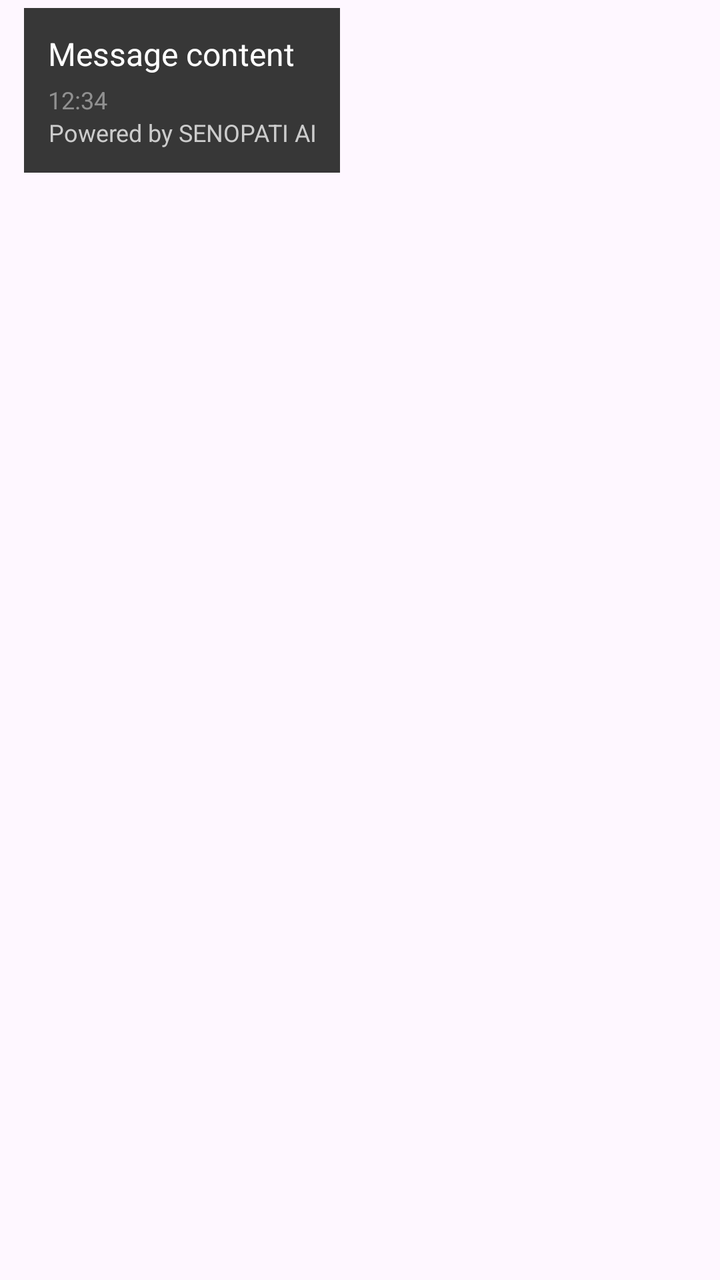
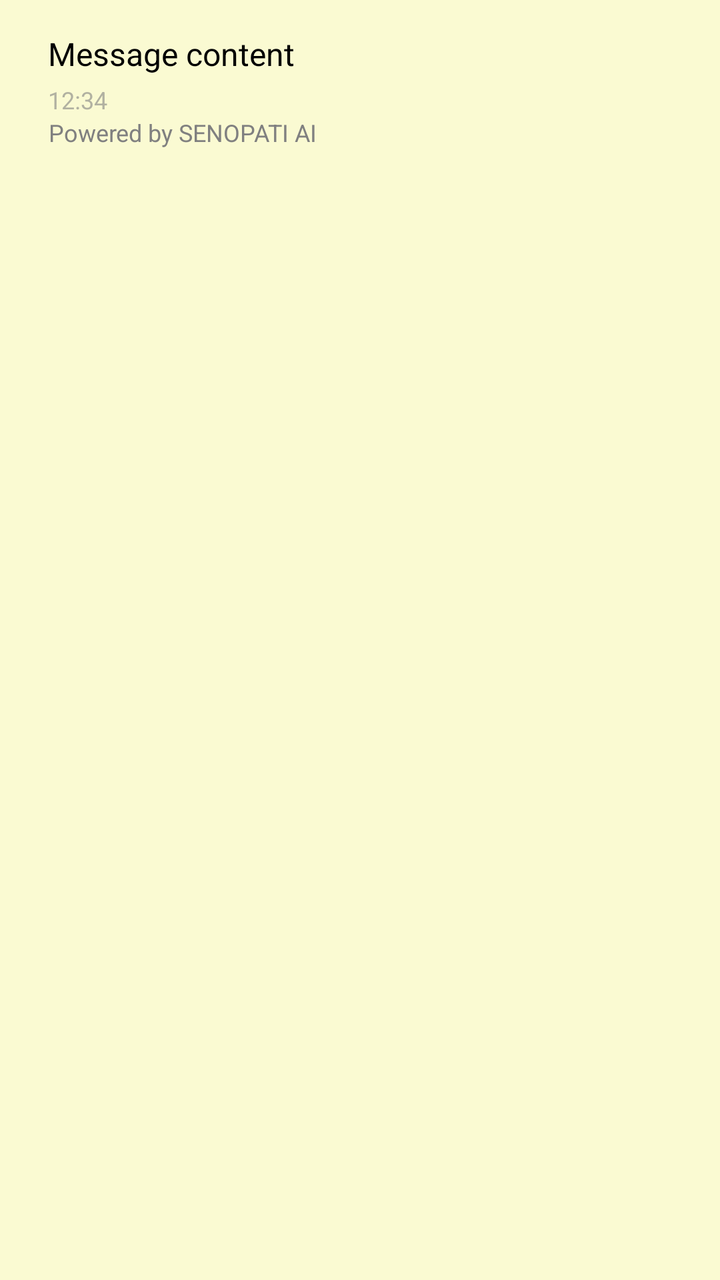

Two renders of the same Android screen: before a commit and after it. Below are the layout's source before the change and the commit's diff.
<!-- AndroidManifest.xml: application theme Theme.WardrobeDigital -->
<!-- res/layout/item_chat_message.xml -->
<?xml version="1.0" encoding="utf-8"?>
<LinearLayout xmlns:android="http://schemas.android.com/apk/res/android"
    android:layout_width="match_parent"
    android:layout_height="wrap_content"
    android:orientation="vertical"
    android:padding="4dp">

    <LinearLayout
        android:id="@+id/message_container"
        android:layout_width="wrap_content"
        android:layout_height="wrap_content"
        android:layout_marginStart="8dp"
        android:layout_marginEnd="8dp"
        android:maxWidth="280dp"
        android:orientation="vertical"
        android:background="#373737"
        android:padding="12dp">

        <TextView
            android:id="@+id/tv_message"
            android:layout_width="wrap_content"
            android:layout_height="wrap_content"
            android:text="Message content"
            android:textColor="@color/white"
            android:textSize="16sp" />

        

        <TextView
            android:id="@+id/tv_time"
            android:layout_width="wrap_content"
            android:layout_height="wrap_content"
            android:layout_marginTop="4dp"
            android:text="12:34"
            android:textSize="12sp"
            android:textColor="#CCCCCC"
            android:alpha="0.6" />

        <TextView
            android:id="@+id/tv_sponsor"
            android:layout_width="wrap_content"
            android:layout_height="wrap_content"
            android:textAlignment="center"
            android:text="Powered by SENOPATI AI"
            android:textColor="#CCCCCC"
            android:textSize="12sp" />

    </LinearLayout>

</LinearLayout>
<!-- resources referenced by this layout -->
<resources>
  <color name="white">#FFFFFFFF</color>
  <style name="Theme.WardrobeDigital" parent="Base.Theme.WardrobeDigital" />
  <style name="Base.Theme.WardrobeDigital" parent="Theme.Material3.DayNight">
          
          
      </style>
</resources>

<!-- the commit's change to res/layout/item_chat_message.xml (unified diff, before → after) -->
@@ -13,7 +13,6 @@
         android:layout_marginEnd="8dp"
         android:maxWidth="280dp"
         android:orientation="vertical"
-        android:background="#373737"
         android:padding="12dp">
 
         <TextView
@@ -21,7 +20,7 @@
             android:layout_width="wrap_content"
             android:layout_height="wrap_content"
             android:text="Message content"
-            android:textColor="@color/white"
+            android:textColor="@color/colorTextPrimary"
             android:textSize="16sp" />
 
         
@@ -33,7 +32,7 @@
             android:layout_marginTop="4dp"
             android:text="12:34"
             android:textSize="12sp"
-            android:textColor="#CCCCCC"
+            android:textColor="@color/colorTextSecondary"
             android:alpha="0.6" />
 
         <TextView
@@ -42,7 +41,7 @@
             android:layout_height="wrap_content"
             android:textAlignment="center"
             android:text="Powered by SENOPATI AI"
-            android:textColor="#CCCCCC"
+            android:textColor="@color/colorTextSecondary"
             android:textSize="12sp" />
 
     </LinearLayout>
<!-- resource entries referenced after the edit -->
@@ -1,10 +1,13 @@
 <!-- resources referenced by this layout -->
 <resources>
-  <color name="white">#FFFFFFFF</color>
+  <color name="colorTextPrimary">#000000</color>
+  <color name="colorTextSecondary">#808080</color>
   <style name="Theme.WardrobeDigital" parent="Base.Theme.WardrobeDigital" />
-  <style name="Base.Theme.WardrobeDigital" parent="Theme.Material3.DayNight">
+  <style name="Base.Theme.WardrobeDigital" parent="Theme.Material3.DayNight.NoActionBar">
           
+          <item name="android:windowBackground">@color/colorAppBackground</item>
           
       </style>
+  <color name="colorAppBackground">#FAFAD2</color>
 </resources>
 
